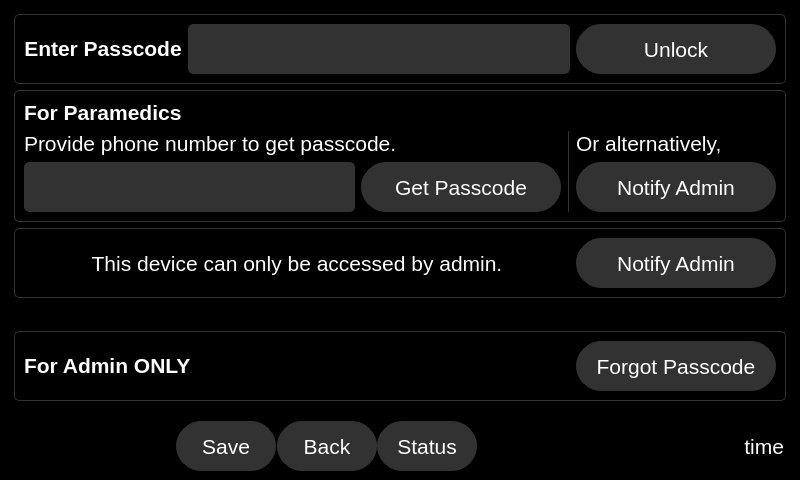
Old version of the form qt_design/main_window.ui in the repository zyl120/Naloxone_Safety_Kit.
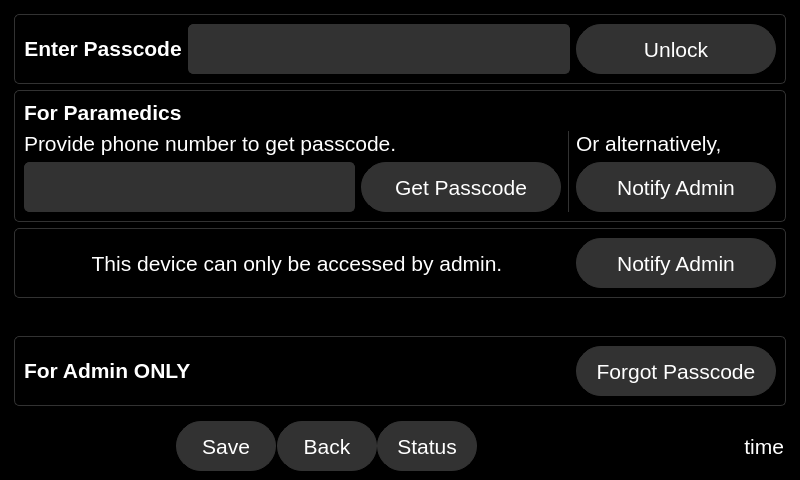
New version of the form. Icons and pictures are not drawn.

Commit message: adjust layout

Patch:
```diff
--- a/qt_design/main_window.ui
+++ b/qt_design/main_window.ui
@@ -46,7 +46,7 @@
   <widget class="QWidget" name="centralwidget">
    <layout class="QVBoxLayout" name="verticalLayout_10">
     <property name="spacing">
-     <number>5</number>
+     <number>0</number>
     </property>
     <property name="leftMargin">
      <number>5</number>
```
The commit also changes 2 other files.
